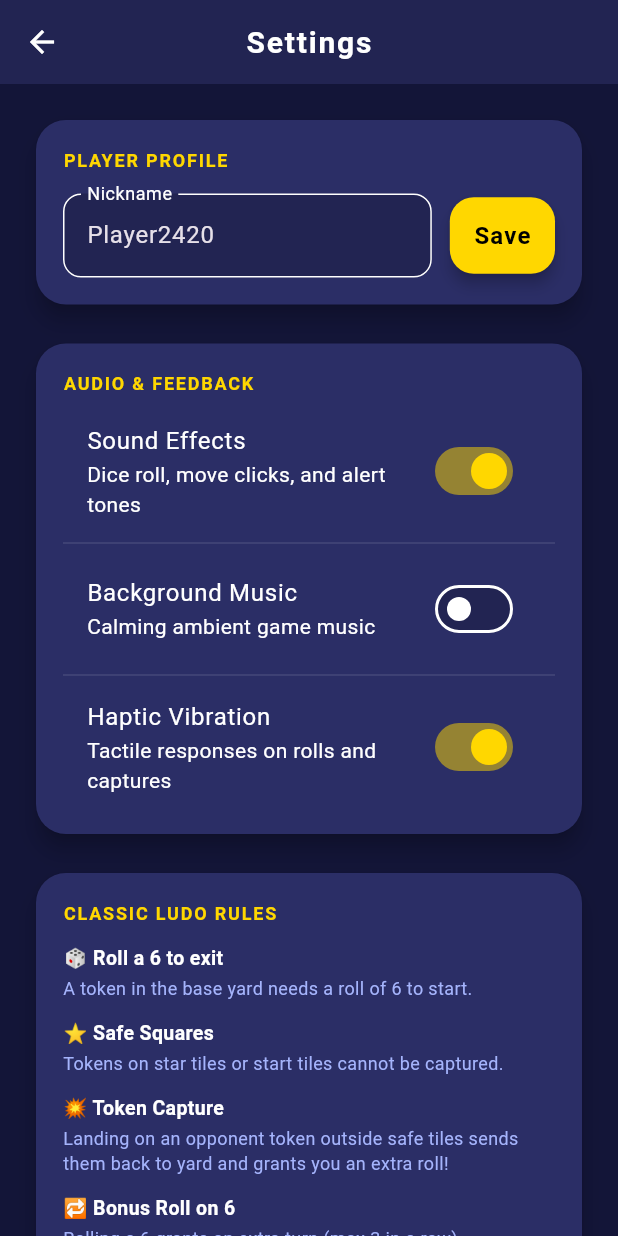
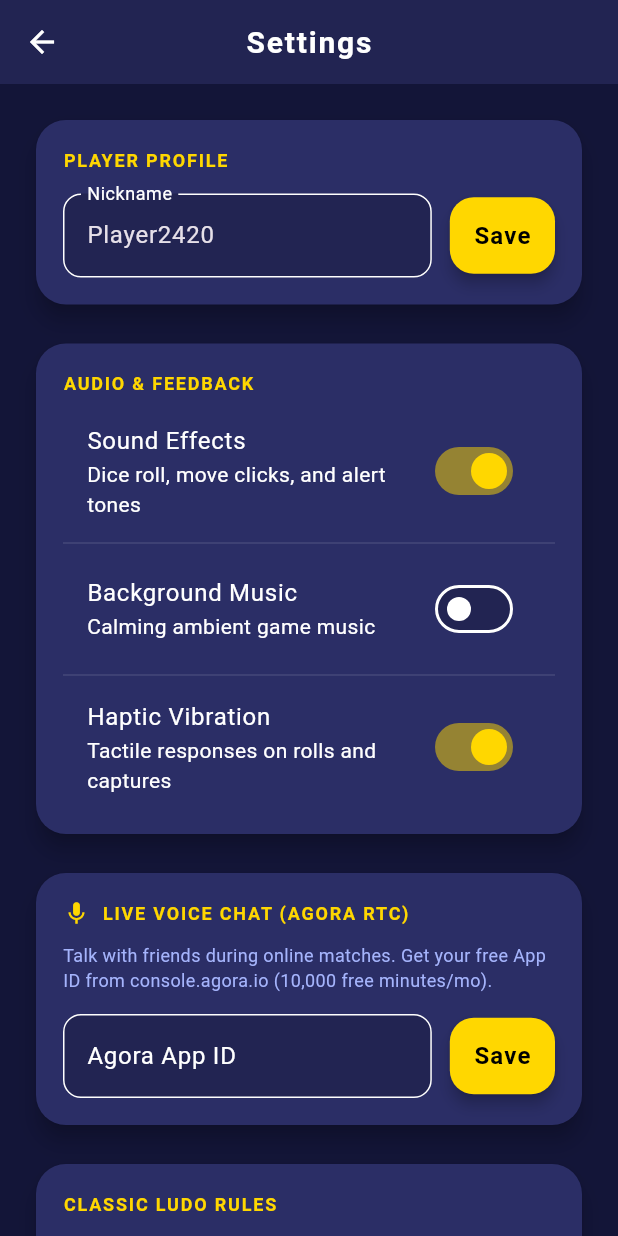
Before and after one commit to radhethakur-07/Ludo, a Flutter app: the screen it shows after launch, after a tap on the "edit" icon, on a phone screen of 412 x 824 dp. Run offline on Flutter 3.47's test engine with Material 3 defaults, Android fonts, the phone set to English and light mode, and no system bars; our stand-ins replace audioplayers, cloud_firestore, firebase_auth, firebase_core, share_plus, shared_preferences; accounts and stored records are empty; network calls fail.

Commit message:
feat: add in-app Agora Voice Chat App ID configuration in settings screen

```diff
--- a/lib/services/settings_service.dart
+++ b/lib/services/settings_service.dart
@@ -10,19 +10,23 @@ class SettingsService {
   static const String _keyNickname = 'pref_player_nickname';
   static const String _keySound = 'pref_sound_enabled';
   static const String _keyHaptics = 'pref_haptics_enabled';
+  static const String _keyAgoraAppId = 'pref_agora_app_id';
 
   String _nickname = '';
   bool _soundEnabled = true;
   bool _hapticsEnabled = true;
+  String _agoraAppId = '';
 
   String get nickname => _nickname;
   bool get soundEnabled => _soundEnabled;
   bool get hapticsEnabled => _hapticsEnabled;
+  String get agoraAppId => _agoraAppId;
 
   Future<void> init() async {
     final prefs = await SharedPreferences.getInstance();
     _soundEnabled = prefs.getBool(_keySound) ?? true;
     _hapticsEnabled = prefs.getBool(_keyHaptics) ?? true;
+    _agoraAppId = prefs.getString(_keyAgoraAppId) ?? '';
 
     final savedNick = prefs.getString(_keyNickname);
     if (savedNick != null && savedNick.isNotEmpty) {
@@ -32,6 +36,12 @@ class SettingsService {
       _nickname = 'Player$randomNum';
       await prefs.setString(_keyNickname, _nickname);
     }
+  }
+
+  Future<void> setAgoraAppId(String appId) async {
+    _agoraAppId = appId.trim();
+    final prefs = await SharedPreferences.getInstance();
+    await prefs.setString(_keyAgoraAppId, _agoraAppId);
   }
 
   Future<void> setNickname(String name) async {
--- a/lib/services/voice_chat_service.dart
+++ b/lib/services/voice_chat_service.dart
@@ -1,5 +1,6 @@
 import 'dart:async';
 import 'package:flutter/foundation.dart';
+import 'settings_service.dart';
 
 /// Connection state for in-game multiplayer voice chat.
 enum VoiceChatState {
@@ -33,7 +34,8 @@ class VoiceChatService {
   String? get currentRoomCode => _currentRoomCode;
 
   // App ID from environment (dart-define) or settings
-  static const String _envAppId = String.fromEnvironment('AGORA_APP_ID', defaultValue: '');
+  static const String _envAppId =
+      String.fromEnvironment('AGORA_APP_ID', defaultValue: '');
 
   final StreamController<VoiceChatState> _stateController =
       StreamController<VoiceChatState>.broadcast();
@@ -45,7 +47,13 @@ class VoiceChatService {
 
   Timer? _simulatedVoiceDetector;
 
-  bool get isVoiceConfigured => _envAppId.isNotEmpty;
+  String get effectiveAppId {
+    final fromSettings = SettingsService().agoraAppId;
+    if (fromSettings.isNotEmpty) return fromSettings;
+    return _envAppId;
+  }
+
+  bool get isVoiceConfigured => effectiveAppId.isNotEmpty;
 
   /// Connect to the room's private voice channel.
   Future<bool> joinVoiceChannel({
--- a/lib/ui/screens/settings_screen.dart
+++ b/lib/ui/screens/settings_screen.dart
@@ -15,6 +15,7 @@ class _SettingsScreenState extends State<SettingsScreen> {
   final _settingsService = SettingsService();
   final _soundManager = SoundManager();
   late TextEditingController _nameController;
+  late TextEditingController _agoraAppIdController;
 
   bool _sound = true;
   bool _haptics = true;
@@ -24,6 +25,8 @@ class _SettingsScreenState extends State<SettingsScreen> {
   void initState() {
     super.initState();
     _nameController = TextEditingController(text: _settingsService.nickname);
+    _agoraAppIdController =
+        TextEditingController(text: _settingsService.agoraAppId);
     _sound = _settingsService.soundEnabled;
     _haptics = _settingsService.hapticsEnabled;
     _bgm = _soundManager.isBgmEnabled;
@@ -32,6 +35,7 @@ class _SettingsScreenState extends State<SettingsScreen> {
   @override
   void dispose() {
     _nameController.dispose();
+    _agoraAppIdController.dispose();
     super.dispose();
   }
 
@@ -43,6 +47,14 @@ class _SettingsScreenState extends State<SettingsScreen> {
         const SnackBar(content: Text('Nickname updated!')),
       );
     }
+  }
+
+  void _saveAgoraAppId() {
+    final appId = _agoraAppIdController.text.trim();
+    _settingsService.setAgoraAppId(appId);
+    ScaffoldMessenger.of(context).showSnackBar(
+      const SnackBar(content: Text('Voice Chat App ID saved!')),
+    );
   }
 
   @override
@@ -165,6 +177,73 @@ class _SettingsScreenState extends State<SettingsScreen> {
           ),
           const SizedBox(height: 18),
 
+          // Voice Chat (Agora RTC) Card
+          Card(
+            color: AppTheme.surfaceCard,
+            child: Padding(
+              padding: const EdgeInsets.all(18),
+              child: Column(
+                crossAxisAlignment: CrossAxisAlignment.start,
+                children: [
+                  const Row(
+                    children: [
+                      Icon(Icons.mic, color: AppTheme.gold, size: 18),
+                      SizedBox(width: 8),
+                      Text(
+                        'LIVE VOICE CHAT (AGORA RTC)',
+                        style: TextStyle(
+                          color: AppTheme.gold,
+                          fontSize: 12,
+                          fontWeight: FontWeight.bold,
+                          letterSpacing: 1.2,
+                        ),
+                      ),
+                    ],
+                  ),
+                  const SizedBox(height: 10),
+                  const Text(
+                    'Talk with friends during online matches. Get your free App ID from console.agora.io (10,000 free minutes/mo).',
+                    style: TextStyle(color: AppTheme.textMuted, fontSize: 12),
+                  ),
+                  const SizedBox(height: 14),
+                  Row(
+                    children: [
+                      Expanded(
+                        child: TextField(
+                          controller: _agoraAppIdController,
+                          decoration: InputDecoration(
+                            labelText: 'Agora App ID',
+                            hintText: 'Paste App ID here...',
+                            hintStyle: TextStyle(
+                              color: Colors.white.withOpacity(0.3),
+                              fontSize: 13,
+                            ),
+                            filled: true,
+                            fillColor: AppTheme.surface,
+                            border: OutlineInputBorder(
+                              borderRadius: BorderRadius.circular(12),
+                            ),
+                          ),
+                          onSubmitted: (_) => _saveAgoraAppId(),
+                        ),
+                      ),
+                      const SizedBox(width: 12),
+                      ElevatedButton(
+                        style: ElevatedButton.styleFrom(
+                          padding: const EdgeInsets.symmetric(
+                              horizontal: 16, vertical: 16),
+                        ),
+                        onPressed: _saveAgoraAppId,
+                        child: const Text('Save'),
+                      ),
+                    ],
+                  ),
+                ],
+              ),
+            ),
+          ),
+          const SizedBox(height: 18),
+
           // Ludo Rules Reference
           Card(
             color: AppTheme.surfaceCard,
```
Also changed, not shown: lib/ui/screens/game_screen.dart (+13 -1 lines).
